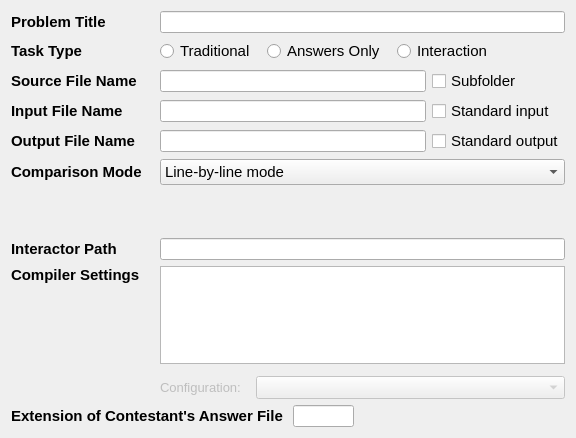
Dust1404/Project_LemonPlus, file forms_unix/taskeditwidget.ui: the form before one commit.
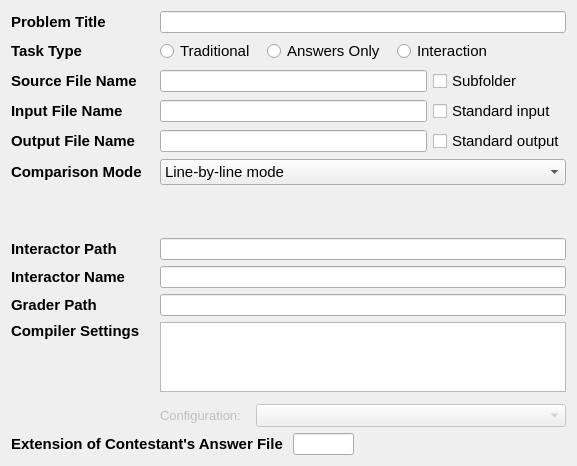
The form after the commit. Custom widgets are drawn as their Qt base class.

Diff of the .ui file:
```diff
--- a/forms_unix/taskeditwidget.ui
+++ b/forms_unix/taskeditwidget.ui
@@ -6,7 +6,7 @@
    <rect>
     <x>0</x>
     <y>0</y>
-    <width>576</width>
+    <width>577</width>
     <height>438</height>
    </rect>
   </property>
@@ -14,6 +14,20 @@
    <string>Form</string>
   </property>
   <layout class="QGridLayout" name="gridLayout">
+   <item row="8" column="0">
+    <widget class="QLabel" name="interactorNameLabel">
+     <property name="font">
+      <font>
+       <pointsize>11</pointsize>
+       <weight>75</weight>
+       <bold>true</bold>
+      </font>
+     </property>
+     <property name="text">
+      <string>Interactor Name</string>
+     </property>
+    </widget>
+   </item>
    <item row="0" column="0">
     <widget class="QLabel" name="problemTitleLabel">
      <property name="sizePolicy">
@@ -223,7 +237,7 @@
      </item>
     </widget>
    </item>
-   <item row="8" column="0">
+   <item row="10" column="0">
     <layout class="QVBoxLayout" name="verticalLayout_3">
      <item>
       <widget class="QLabel" name="compilerSettingsLabel">
@@ -372,7 +386,7 @@
      </widget>
     </widget>
    </item>
-   <item row="8" column="1" colspan="2">
+   <item row="10" column="1" colspan="2">
     <layout class="QVBoxLayout" name="verticalLayout_4">
      <property name="spacing">
       <number>12</number>
@@ -418,7 +432,7 @@
      </item>
     </layout>
    </item>
-   <item row="9" column="0" colspan="3">
+   <item row="11" column="0" colspan="3">
     <layout class="QHBoxLayout" name="horizontalLayout">
      <property name="spacing">
       <number>10</number>
@@ -508,6 +522,26 @@
      </property>
     </widget>
    </item>
+   <item row="9" column="0">
+    <widget class="QLabel" name="graderPathLabel">
+     <property name="font">
+      <font>
+       <pointsize>11</pointsize>
+       <weight>75</weight>
+       <bold>true</bold>
+      </font>
+     </property>
+     <property name="text">
+      <string>Grader Path</string>
+     </property>
+    </widget>
+   </item>
+   <item row="8" column="1" colspan="2">
+    <widget class="QLineEdit" name="interactorName"/>
+   </item>
+   <item row="9" column="1" colspan="2">
+    <widget class="FileLineEdit" name="graderPath"/>
+   </item>
   </layout>
  </widget>
  <customwidgets>
```
